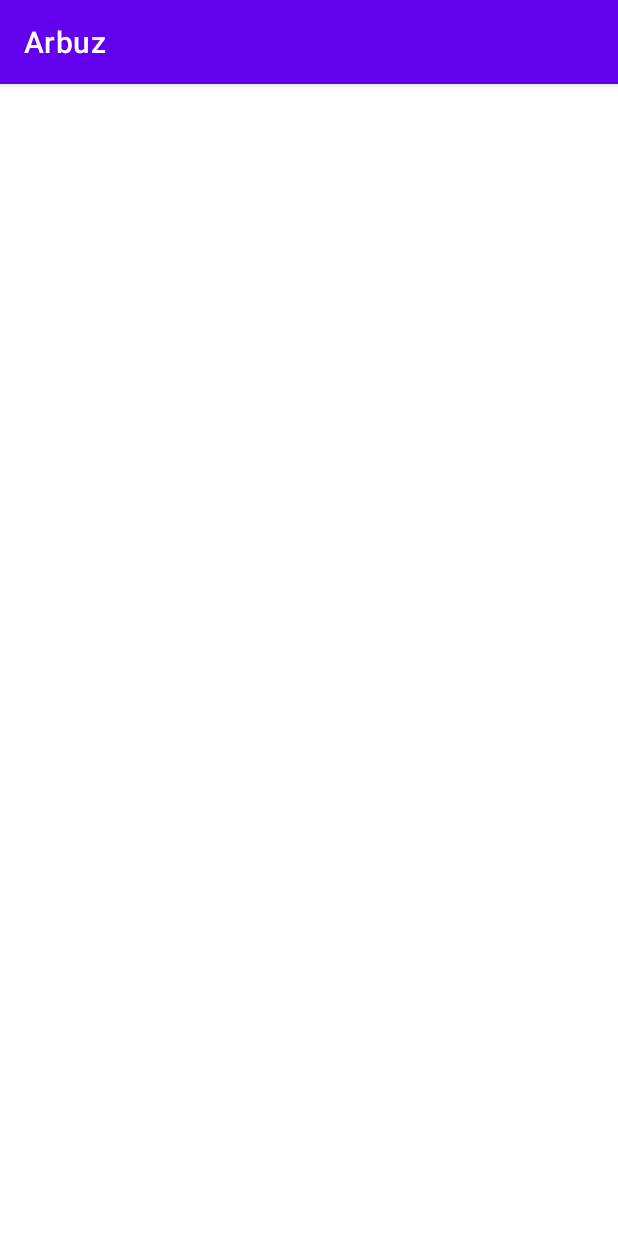
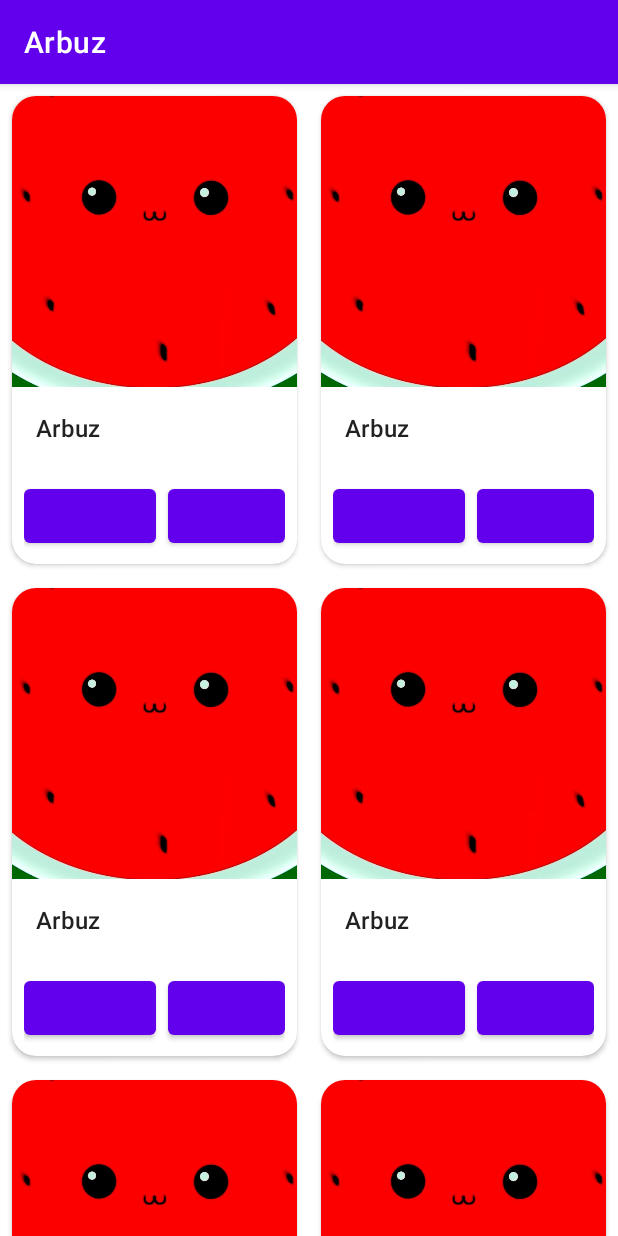
Before and after one commit to Zhandos-Hello-World/Arbuz, an Android app: the screen it shows after launch (MainActivity), on a phone screen of 412 x 824 dp. Run offline under Robolectric (Android 15) with nearby library versions, the phone set to English and light mode, and no system bars; our stand-ins replace data binding.

Commit message:
Created show Items

```diff
--- a/app/src/main/java/com/zhandos/arbuz/MainActivity.kt
+++ b/app/src/main/java/com/zhandos/arbuz/MainActivity.kt
@@ -5,28 +5,11 @@ import android.os.Bundle
 import com.zhandos.arbuz.databinding.ActivityMainBinding
 
 class MainActivity : AppCompatActivity() {
-    private var _binding: ActivityMainBinding? = null
-    private val binding get() =  _binding!!
-
-    private var check = false
 
     override fun onCreate(savedInstanceState: Bundle?) {
         super.onCreate(savedInstanceState)
-        _binding = ActivityMainBinding.inflate(layoutInflater)
-        setContentView(binding.root)
-
-        binding.chSend.isChecked = check
-        binding.btnRegistration.isEnabled = binding.chSend.isChecked
-
-        binding.chSend.setOnClickListener {
-            binding.btnRegistration.isEnabled = binding.chSend.isChecked
-        }
+        setContentView(R.layout.activity_main)
 
     }
 
-
-    override fun onDestroy() {
-        _binding = null
-        super.onDestroy()
-    }
 }
--- /dev/null
+++ b/app/src/main/java/com/zhandos/arbuz/domain/ArbuzCondition.kt
@@ -0,0 +1,5 @@
+package com.zhandos.arbuz.domain
+
+enum class ArbuzCondition {
+    RIPE, UNRIPE, THWARTED
+}
--- /dev/null
+++ b/app/src/main/java/com/zhandos/arbuz/domain/model/Arbuz.kt
@@ -0,0 +1,10 @@
+package com.zhandos.arbuz.domain.model
+
+import com.zhandos.arbuz.domain.ArbuzCondition
+
+class Arbuz(
+    var image: String,
+    var condition: ArbuzCondition,
+    var weight: Int,
+    var quantity: Int
+)
--- /dev/null
+++ b/app/src/main/java/com/zhandos/arbuz/items/ItemsFragment.kt
@@ -0,0 +1,51 @@
+package com.zhandos.arbuz.items
+
+import android.os.Bundle
+import android.view.LayoutInflater
+import android.view.View
+import android.view.ViewGroup
+import androidx.fragment.app.Fragment
+import com.zhandos.arbuz.databinding.FragmentItemsBinding
+import com.zhandos.arbuz.domain.ArbuzCondition
+import com.zhandos.arbuz.domain.model.Arbuz
+import com.zhandos.arbuz.items.adapter.ArbuzAdapter
+
+class ItemsFragment: Fragment() {
+    private var _binding: FragmentItemsBinding? = null
+    private val binding get() = _binding!!
+
+    override fun onCreateView(
+        inflater: LayoutInflater,
+        container: ViewGroup?,
+        savedInstanceState: Bundle?
+    ): View {
+        _binding = FragmentItemsBinding.inflate(layoutInflater, container, false)
+        var view = binding.root
+
+        var adapter = ArbuzAdapter()
+
+        adapter.submitList(mutableListOf(
+            Arbuz("ripped", ArbuzCondition.RIPE, 10, 3),
+            Arbuz("ripped", ArbuzCondition.RIPE, 10, 3),
+            Arbuz("ripped", ArbuzCondition.RIPE, 10, 3),
+            Arbuz("ripped", ArbuzCondition.RIPE, 10, 3),
+            Arbuz("ripped", ArbuzCondition.RIPE, 10, 3),
+            Arbuz("ripped", ArbuzCondition.RIPE, 10, 3),
+            Arbuz("ripped", ArbuzCondition.RIPE, 10, 3),
+            Arbuz("ripped", ArbuzCondition.RIPE, 10, 3),
+            ))
+
+
+        binding.arbuzItems.adapter = adapter
+        binding.lifecycleOwner = this
+
+
+
+        return view
+    }
+
+    override fun onDestroy() {
+        super.onDestroy()
+        _binding = null
+    }
+}
--- /dev/null
+++ b/app/src/main/java/com/zhandos/arbuz/items/adapter/ArbuzAdapter.kt
@@ -0,0 +1,39 @@
+package com.zhandos.arbuz.items.adapter
+
+import android.view.LayoutInflater
+import android.view.ViewGroup
+import androidx.recyclerview.widget.ListAdapter
+import androidx.recyclerview.widget.RecyclerView
+import com.zhandos.arbuz.databinding.FragmentItemBinding
+import com.zhandos.arbuz.domain.model.Arbuz
+
+class ArbuzAdapter : ListAdapter<Arbuz, ArbuzAdapter.ArbuzHolder>(ArbuzDIffUtil()) {
+
+
+    override fun onCreateViewHolder(parent: ViewGroup, viewType: Int): ArbuzHolder {
+        return ArbuzHolder.inflate(parent)
+    }
+
+    override fun onBindViewHolder(holder: ArbuzHolder, position: Int) {
+        holder.bind(getItem(position))
+    }
+
+
+    class ArbuzHolder(private val binding: FragmentItemBinding) :
+        RecyclerView.ViewHolder(binding.root) {
+
+        fun bind(arbuz: Arbuz) {
+            binding.arbuz = arbuz
+        }
+
+
+        companion object {
+            fun inflate(parent: ViewGroup): ArbuzHolder {
+                val layoutInflater = LayoutInflater.from(parent.context)
+                val binding: FragmentItemBinding =
+                    FragmentItemBinding.inflate(layoutInflater, parent, false)
+                return ArbuzHolder(binding)
+            }
+        }
+    }
+}
--- /dev/null
+++ b/app/src/main/java/com/zhandos/arbuz/items/adapter/ArbuzDIffUtil.kt
@@ -0,0 +1,16 @@
+package com.zhandos.arbuz.items.adapter
+
+import androidx.recyclerview.widget.DiffUtil
+import androidx.recyclerview.widget.RecyclerView
+import com.zhandos.arbuz.domain.model.Arbuz
+
+class ArbuzDIffUtil: DiffUtil.ItemCallback<Arbuz>() {
+
+    override fun areItemsTheSame(oldItem: Arbuz, newItem: Arbuz): Boolean {
+        return oldItem == newItem
+    }
+
+    override fun areContentsTheSame(oldItem: Arbuz, newItem: Arbuz): Boolean {
+        return oldItem == newItem
+    }
+}
--- a/app/src/main/java/com/zhandos/arbuz/login/LoginFragment.kt
+++ /dev/null
@@ -1,4 +0,0 @@
-package com.zhandos.arbuz.login
-
-class LoginFragment {
-}
--- a/app/src/main/java/com/zhandos/arbuz/registration/RegistrationFragment.kt
+++ /dev/null
@@ -1,4 +0,0 @@
-package com.zhandos.arbuz.registration
-
-class RegistrationFragment {
-}
--- a/app/src/main/res/layout/activity_main.xml
+++ b/app/src/main/res/layout/activity_main.xml
@@ -1,6 +1,7 @@
 <?xml version="1.0" encoding="utf-8"?>
 <androidx.fragment.app.FragmentContainerView xmlns:android="http://schemas.android.com/apk/res/android"
+    android:id="@+id/fragment_container_view"
     android:layout_width="match_parent"
     android:layout_height="match_parent"
-
+    android:name="com.zhandos.arbuz.items.ItemsFragment"
     />
--- /dev/null
+++ b/app/src/main/res/layout/fragment_item.xml
@@ -0,0 +1,68 @@
+<?xml version="1.0" encoding="utf-8"?>
+<layout xmlns:app="http://schemas.android.com/apk/res-auto"
+    xmlns:android="http://schemas.android.com/apk/res/android">
+
+    <data>
+        <variable
+            name="arbuz"
+            type="com.zhandos.arbuz.domain.model.Arbuz"
+            />
+    </data>
+
+    <androidx.cardview.widget.CardView
+        android:layout_width="match_parent"
+        android:layout_height="wrap_content"
+        android:elevation="4dp"
+        app:cardCornerRadius="16dp"
+        android:layout_margin="8dp">
+
+        <LinearLayout
+            android:layout_width="match_parent"
+            android:layout_height="wrap_content"
+            android:orientation="vertical">
+
+            <ImageView
+                android:layout_width="match_parent"
+                android:layout_height="194dp"
+                android:src="@drawable/riped"
+                android:scaleType="centerCrop"
+                />
+            <LinearLayout
+                android:layout_width="match_parent"
+                android:layout_height="wrap_content"
+                android:orientation="vertical"
+                android:padding="16dp">
+
+                <!-- Title, secondary and supporting text -->
+                <TextView
+                    android:layout_width="wrap_content"
+                    android:layout_height="wrap_content"
+                    android:text="Arbuz"
+                    android:textSize="16sp"
+                    android:textAppearance="@style/TextAppearance.MaterialComponents.Headline6"
+                    />
+
+
+            </LinearLayout>
+
+            <!-- Buttons -->
+            <LinearLayout
+                android:layout_width="wrap_content"
+                android:layout_height="wrap_content"
+                android:layout_margin="8dp"
+                android:orientation="horizontal">
+                <com.google.android.material.button.MaterialButton
+                    android:layout_width="wrap_content"
+                    android:layout_height="wrap_content"
+                    android:layout_marginEnd="8dp"
+                    />
+                <com.google.android.material.button.MaterialButton
+                    android:layout_width="wrap_content"
+                    android:layout_height="wrap_content"
+                    />
+            </LinearLayout>
+
+        </LinearLayout>
+
+    </androidx.cardview.widget.CardView>
+</layout>
--- /dev/null
+++ b/app/src/main/res/layout/fragment_items.xml
@@ -0,0 +1,23 @@
+<?xml version="1.0" encoding="utf-8"?>
+<layout xmlns:android="http://schemas.android.com/apk/res/android"
+    xmlns:app="http://schemas.android.com/apk/res-auto">
+
+
+    <androidx.constraintlayout.widget.ConstraintLayout
+        android:layout_width="match_parent"
+        android:layout_height="match_parent">
+
+        <androidx.recyclerview.widget.RecyclerView
+            android:id="@+id/arbuz_items"
+            android:layout_height="0dp"
+            android:layout_width="0dp"
+            app:spanCount="2"
+            app:layoutManager="androidx.recyclerview.widget.GridLayoutManager"
+            app:layout_constraintStart_toStartOf="parent"
+            app:layout_constraintEnd_toEndOf="parent"
+            app:layout_constraintTop_toTopOf="parent"
+            app:layout_constraintBottom_toBottomOf="parent"
+            />
+
+    </androidx.constraintlayout.widget.ConstraintLayout>
+</layout>
--- a/app/src/main/res/layout/fragment_login.xml
+++ /dev/null
@@ -1,32 +0,0 @@
-<?xml version="1.0" encoding="utf-8"?>
-<androidx.constraintlayout.widget.ConstraintLayout xmlns:android="http://schemas.android.com/apk/res/android"
-    android:layout_width="match_parent"
-    android:layout_height="match_parent"
-    xmlns:app="http://schemas.android.com/apk/res-auto">
-
-    <ImageView
-        android:id="@+id/banner_image"
-        android:src="@drawable/arbuz"
-        android:layout_width="match_parent"
-        android:layout_height="wrap_content"
-        app:layout_constraintStart_toStartOf="parent"
-        app:layout_constraintEnd_toEndOf="parent"
-        app:layout_constraintTop_toTopOf="parent"
-        android:adjustViewBounds="true"
-        />
-
-    <TextView
-        android:layout_height="wrap_content"
-        android:layout_width="0sp"
-        android:text="@string/welcome_to_arbuz_kz"
-        android:textAlignment="center"
-        android:textColor="@color/black"
-        android:textSize="32sp"
-        app:layout_constraintTop_toBottomOf="@id/banner_image"
-        app:layout_constraintStart_toStartOf="parent"
-        app:layout_constraintEnd_toEndOf="parent"
-        />
-
-
-
-</androidx.constraintlayout.widget.ConstraintLayout>
--- a/app/src/main/res/layout/fragment_registration.xml
+++ /dev/null
@@ -1,6 +0,0 @@
-<?xml version="1.0" encoding="utf-8"?>
-<androidx.constraintlayout.widget.ConstraintLayout xmlns:android="http://schemas.android.com/apk/res/android"
-    android:layout_width="match_parent"
-    android:layout_height="match_parent">
-
-</androidx.constraintlayout.widget.ConstraintLayout>
--- a/app/src/main/res/navigation/registration_navigation.xml
+++ /dev/null
@@ -1,6 +0,0 @@
-<?xml version="1.0" encoding="utf-8"?>
-<navigation xmlns:android="http://schemas.android.com/apk/res/android"
-    xmlns:app="http://schemas.android.com/apk/res-auto"
-    android:id="@+id/registration_navigation">
-
-</navigation>
```
Also changed, not shown: app/src/main/res/drawable/riped.jpeg (added), app/src/main/res/drawable/unriped.jpeg (added).
